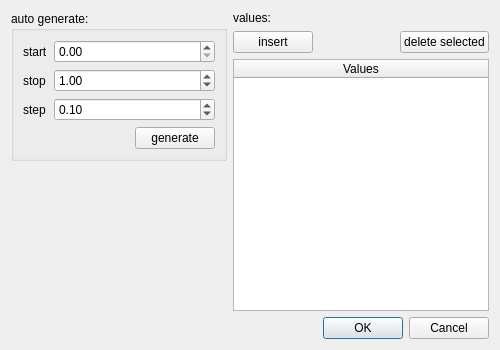
Old version of the form multischededitdialogdouble.ui in the repository TUW-VieVS/VieSchedpp.
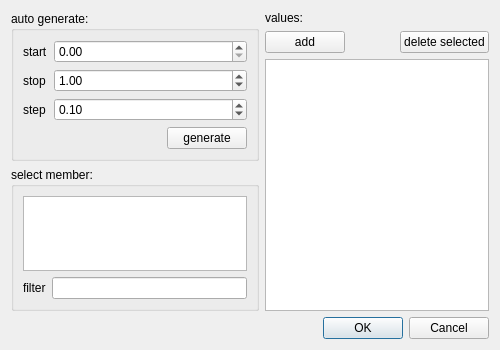
New version of the form. Icons and pictures are not drawn.

```diff
--- a/multischededitdialogdouble.ui
+++ b/multischededitdialogdouble.ui
@@ -13,7 +13,7 @@
   <property name="windowTitle">
    <string>Dialog</string>
   </property>
-  <layout class="QVBoxLayout" name="verticalLayout_4">
+  <layout class="QVBoxLayout" name="verticalLayout_5">
    <item>
     <layout class="QHBoxLayout" name="horizontalLayout_3">
      <item>
@@ -109,6 +109,32 @@
          </property>
         </spacer>
        </item>
+       <item>
+        <widget class="QGroupBox" name="groupBox_member">
+         <property name="title">
+          <string>select member:</string>
+         </property>
+         <layout class="QVBoxLayout" name="verticalLayout_4">
+          <item>
+           <widget class="QListView" name="listView_member"/>
+          </item>
+          <item>
+           <layout class="QHBoxLayout" name="horizontalLayout_4">
+            <item>
+             <widget class="QLabel" name="label_5">
+              <property name="text">
+               <string>filter</string>
+              </property>
+             </widget>
+            </item>
+            <item>
+             <widget class="QLineEdit" name="lineEdit_filter"/>
+            </item>
+           </layout>
+          </item>
+         </layout>
+        </widget>
+       </item>
       </layout>
      </item>
      <item>
@@ -131,7 +157,11 @@
             </sizepolicy>
            </property>
            <property name="text">
-            <string>insert</string>
+            <string>add</string>
+           </property>
+           <property name="icon">
+            <iconset resource="myresources.qrc">
+             <normaloff>:/icons/icons/edit-add.png</normaloff>:/icons/icons/edit-add.png</iconset>
            </property>
           </widget>
          </item>
@@ -163,13 +193,13 @@
           <number>1</number>
          </property>
          <attribute name="horizontalHeaderVisible">
-          <bool>true</bool>
+          <bool>false</bool>
          </attribute>
          <attribute name="horizontalHeaderStretchLastSection">
           <bool>true</bool>
          </attribute>
          <attribute name="verticalHeaderVisible">
-          <bool>true</bool>
+          <bool>false</bool>
          </attribute>
          <column>
           <property name="text">
```
Left out of the diff: 36 changed lines with no effect on the pictures.
